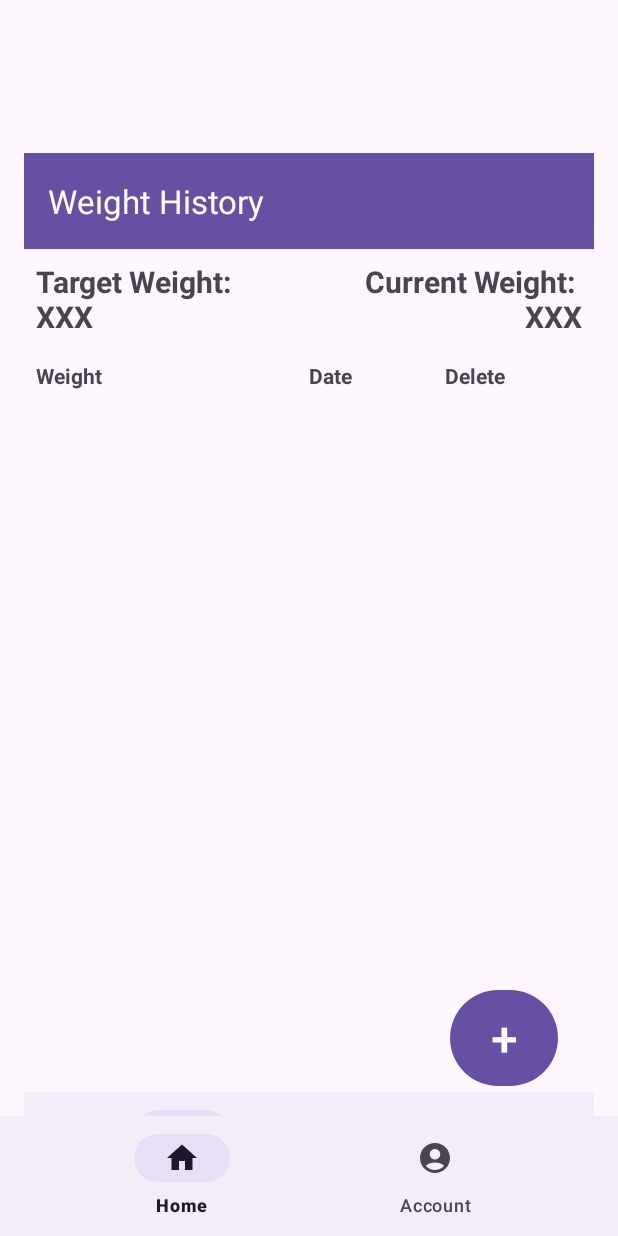
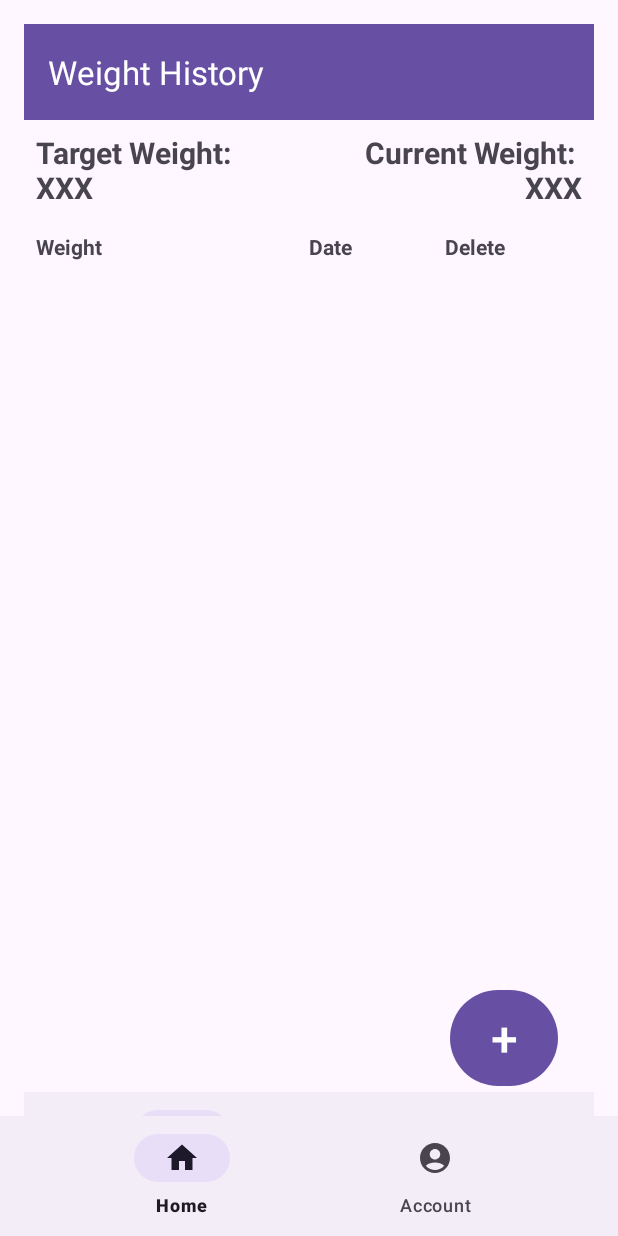
Before and after one commit to Cometslegacy/Weight_Tracker_CS360, an Android app: the HomeFragment screen opened directly, with no data from a screen before it, on a phone screen of 412 x 824 dp. Run offline under Robolectric (Android 15) with nearby library versions, the phone set to English and light mode, and no system bars.

Commit message:
Fixed Home not being spaced correctly

```diff
--- a/app/src/main/res/layout/fragment_home.xml
+++ b/app/src/main/res/layout/fragment_home.xml
@@ -15,7 +15,6 @@
         android:layout_marginBottom="16dp"
         android:background="?attr/colorPrimary"
         android:theme="@style/ThemeOverlay.AppCompat.Dark.ActionBar"
-        app:layout_constraintBottom_toTopOf="@+id/dataRecyclerView"
         app:layout_constraintEnd_toEndOf="parent"
         app:layout_constraintStart_toStartOf="parent"
         app:layout_constraintTop_toTopOf="parent"
```
